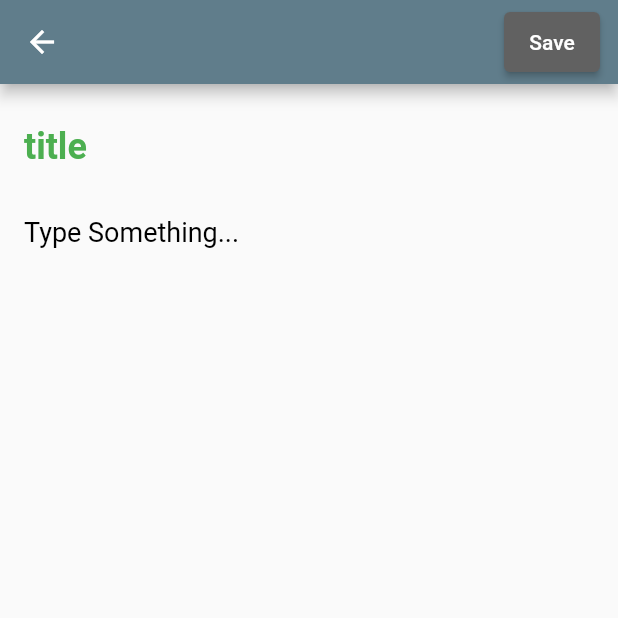
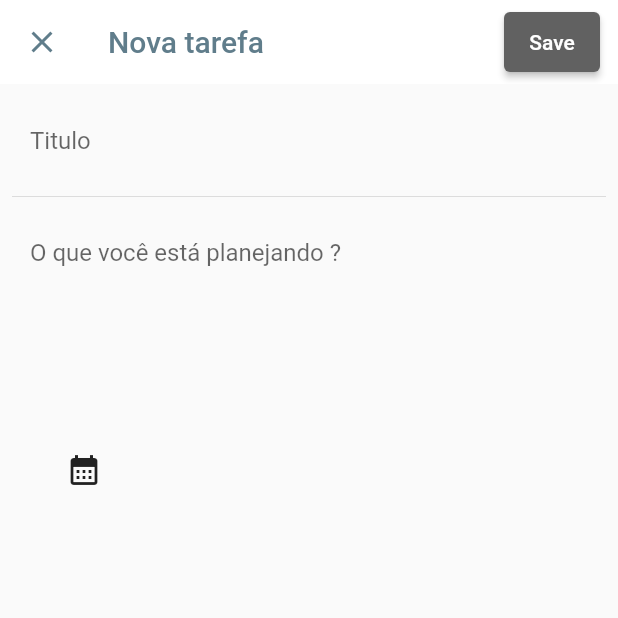
Before and after one commit to Elison12/TODO-flutter, a Flutter app: the AddEditNotePage screen opened directly, on a phone screen of 412 x 824 dp, the top half of it. Run offline on Flutter 3.47's test engine with Material 2 defaults, Android fonts, the phone set to English and light mode, and no system bars; our stand-ins replace dot_navigation_bar, flutter_datetime_picker, sqflite; accounts and stored records are empty.

Commit message:
desenhando tela de nova tarefa

```diff
--- a/lib/pages/addTask_page.dart
+++ b/lib/pages/addTask_page.dart
@@ -1,9 +1,9 @@
 import 'package:flutter/material.dart';
+import 'package:flutter_datetime_picker/flutter_datetime_picker.dart';
 
 import '../db/notes_database.dart';
 import '../models/note.dart';
 import '../widget/task_form_widget.dart';
-
 
 class AddEditNotePage extends StatefulWidget {
   final Note? note;
@@ -31,9 +31,66 @@ class _AddEditNotePageState extends State<AddEditNotePage> {
   @override
   Widget build(BuildContext context) => Scaffold(
         appBar: AppBar(
+          title: const Text('Nova tarefa', style: TextStyle(color: Colors.blueGrey),),
+          leading: GestureDetector(
+              child: const Icon(
+                Icons.close,
+                color: Colors.blueGrey,
+              ),
+              onTap: () {
+                Navigator.pop(context);
+              }),
+          // foregroundColor: Colors.blueGrey,
+          backgroundColor: Colors.white,
+          elevation: 0.0,
           actions: [builderButton()],
         ),
-      body: Form(
+        body: ListView(
+          padding: const EdgeInsets.all(8.0),
+          children: <Widget>[
+            Container(
+              decoration: const BoxDecoration(color: Colors.transparent),
+              child: const TextField(
+                decoration: InputDecoration(
+                    hintText: "Titulo",
+                    border: OutlineInputBorder(borderSide: BorderSide.none)),
+              ),
+            ),
+            const Divider(),
+            Container(
+                height: 150,
+                decoration: const BoxDecoration(color: Colors.transparent),
+                child: TextField(
+                  minLines: 1,
+                  maxLines: 5,
+                  decoration: InputDecoration(
+                      hintText: "O que você está planejando ?",
+                      border: OutlineInputBorder(
+                          borderSide: BorderSide.none,
+                          borderRadius: BorderRadius.circular(14))),
+                )),
+            Container(
+              margin: EdgeInsets.only(right: 300),
+              child: IconButton(
+                onPressed: () {
+                  DatePicker.showDatePicker(context,
+                      showTitleActions: true,
+                      minTime: DateTime.now(),
+                      maxTime: DateTime(2022, 12, 12), onChanged: (date) {
+                    print('change $date');
+                  }, onConfirm: (date) {
+                    print('confirm $date');
+                  }, currentTime: DateTime.now(), locale: LocaleType.pt);
+                },
+                icon: const Icon(Icons.calendar_month),
+              ),
+            ),
+          ],
+        ),
+      );
+
+  Form Formwidget() {
+    return Form(
         key: _formKey,
         child: NoteFormWidget(
           // isImportant: isImportant,
@@ -46,7 +103,8 @@ class _AddEditNotePageState extends State<AddEditNotePage> {
           onChangedTitle: (title) => setState(() => this.title = title),
           onChangedDescription: (description) =>
               setState(() => this.description = description),
-          )));
+        ));
+  }
 
   Widget builderButton() {
     final isFormValid = title.isNotEmpty && description.isNotEmpty;
@@ -63,13 +121,13 @@ class _AddEditNotePageState extends State<AddEditNotePage> {
     );
   }
 
-  void addOrUpdateNote()async {
+  void addOrUpdateNote() async {
     final isValid = _formKey.currentState!.validate();
 
-    if(isValid){
+    if (isValid) {
       final isUpdating = widget.note != null;
 
-      if(isUpdating){
+      if (isUpdating) {
         await updateNote();
       } else {
         await addNote();
@@ -79,14 +137,11 @@ class _AddEditNotePageState extends State<AddEditNotePage> {
   }
 
   Future updateNote() async {
-    final note = widget.note!.copy(
-      title: title,
-      description: description
-    );
+    final note = widget.note!.copy(title: title, description: description);
     await NoteDataBase.instance.update(note);
   }
 
-  Future addNote() async{
+  Future addNote() async {
     final note = Note(
       title: title,
       description: description,
@@ -94,6 +149,4 @@ class _AddEditNotePageState extends State<AddEditNotePage> {
     );
     await NoteDataBase.instance.create(note);
   }
-
-
 }
--- a/lib/widget/task_form_widget.dart
+++ b/lib/widget/task_form_widget.dart
@@ -25,23 +25,6 @@ class NoteFormWidget extends StatelessWidget {
           child: Column(
             mainAxisSize: MainAxisSize.min,
             children: [
-              Row(
-                children: [
-                  // Switch(
-                  //   value: isImportant ?? false,
-                  //   onChanged: onChangedImportant,
-                  // ),
-                  SizedBox(
-                    // child: Slider(
-                    //   value: (number ?? 0).toDouble(),
-                    //   min: 0,
-                    //   max: 5,
-                    //   divisions: 5,
-                    //   onChanged: (number) => onChangedNumber(number.toInt()),
-                    // ),
-                  )
-                ],
-              ),
               buildTitle(),
               SizedBox(height: 8),
               buildDescription(),
```
Lines whose indentation alone changed are shown as unchanged.
